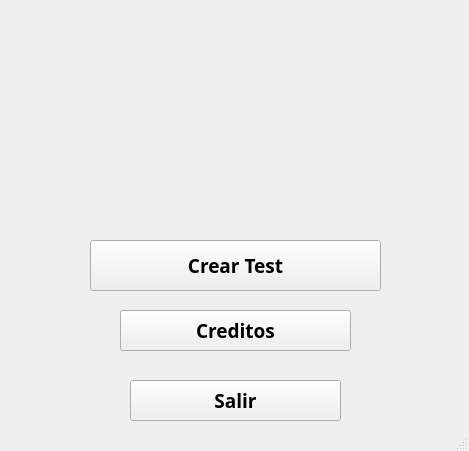
Qt form mainwindow.ui (JoseReyesPUJ/framework2014) before a commit.
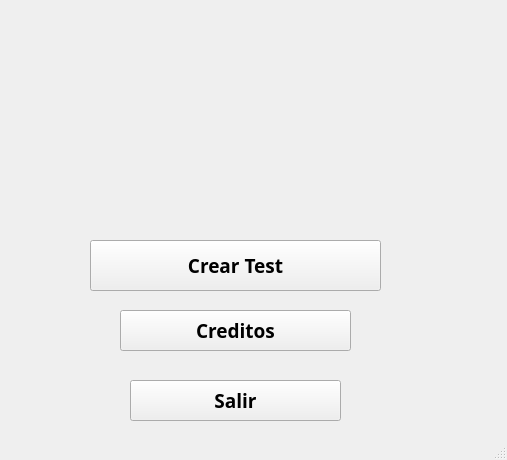
The same form after that commit. Icons and pictures are not drawn.

```diff
--- a/mainwindow.ui
+++ b/mainwindow.ui
@@ -6,8 +6,8 @@
    <rect>
     <x>0</x>
     <y>0</y>
-    <width>469</width>
-    <height>451</height>
+    <width>507</width>
+    <height>460</height>
    </rect>
   </property>
   <property name="windowTitle">
```
Left out of the diff: 40 changed lines with no effect on the pictures.
